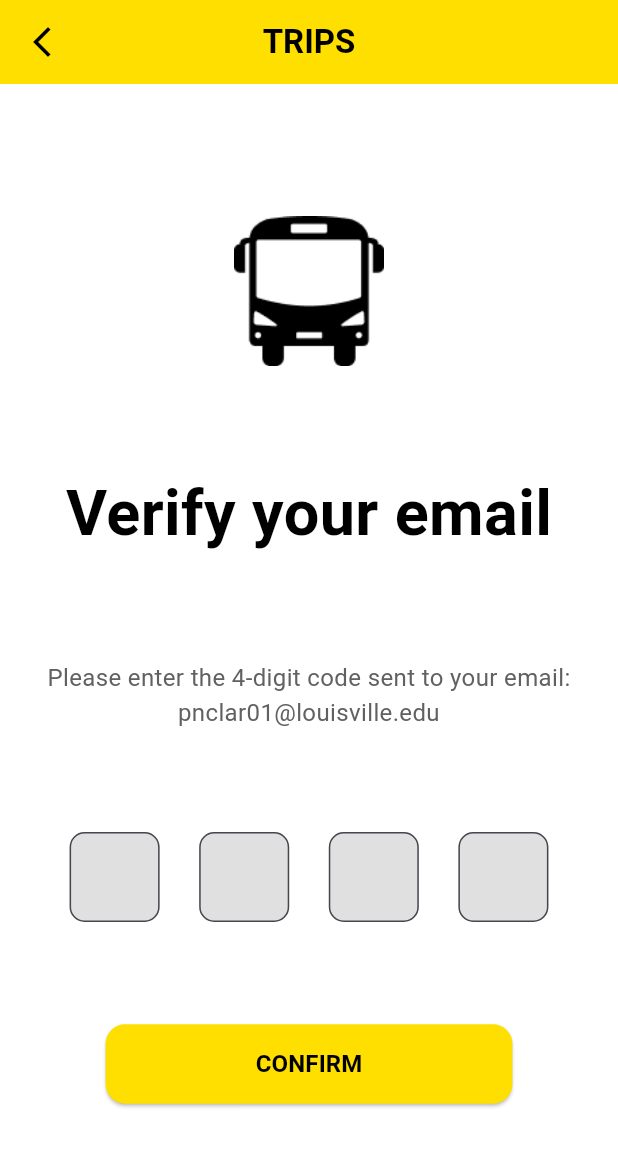
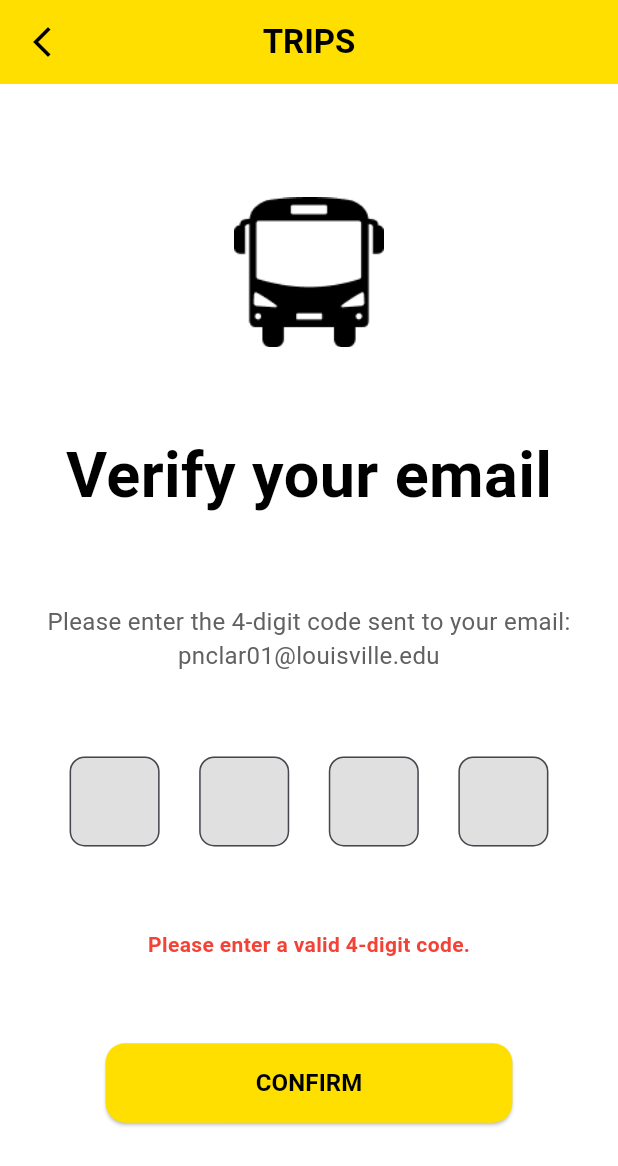
Before and after one commit to haythamEzzahir/PFE, a Flutter app: the EmailVerificationPage screen opened directly, after a tap on "CONFIRM", on a phone screen of 412 x 824 dp. Shown: the top 1166 px of the screen. Run offline on Flutter 3.47's test engine with Material 3 defaults, Android fonts, the phone set to English and light mode, and no system bars.

Commit message:
modification in virefy.dart and add view_buses.dart and list_buses.dart

```diff
--- a/bus_tracker/lib/pages/virefy.dart
+++ b/bus_tracker/lib/pages/virefy.dart
@@ -2,9 +2,29 @@
 
 import 'package:flutter/material.dart';
 import 'const.dart';
+import 'package:bus_tracker/pages/view_buses.dart';
 
-class EmailVerificationPage extends StatelessWidget {
+class EmailVerificationPage extends StatefulWidget {
   const EmailVerificationPage({super.key});
+
+  @override
+  _EmailVerificationPageState createState() => _EmailVerificationPageState();
+}
+
+class _EmailVerificationPageState extends State<EmailVerificationPage> {
+  final List<TextEditingController> controllers = List.generate(
+    4,
+    (index) => TextEditingController(),
+  );
+
+  // Error message visibility
+  String? errorMessage;
+
+  bool isValidCode() {
+    // Check if all the entered values are digits and the length is 4
+    String code = controllers.map((c) => c.text).join();
+    return code.length == 4 && code.contains(RegExp(r'^\d+$'));
+  }
 
   @override
   Widget build(BuildContext context) {
@@ -16,11 +36,6 @@ class EmailVerificationPage extends StatelessWidget {
   }
 
   Padding _buildBody(BuildContext context) {
-    final List<TextEditingController> controllers = List.generate(
-      4,
-      (index) => TextEditingController(),
-    );
-
     return Padding(
       padding: const EdgeInsets.all(20.0),
       child: Column(
@@ -89,19 +104,42 @@ class EmailVerificationPage extends StatelessWidget {
             }),
           ),
 
+          // Error message (if any)
+          if (errorMessage != null)
+            Text(
+              errorMessage!,
+              style: const TextStyle(
+                color: Colors.red,
+                fontSize: 14,
+                fontWeight: FontWeight.bold,
+              ),
+            ),
+
           ElevatedButton(
             onPressed: () {
-              // Combine all inputs
               String code = controllers.map((c) => c.text).join();
-              print("Verification code: $code");
+
+              if (!isValidCode()) {
+                setState(() {
+                  errorMessage = "Please enter a valid 4-digit code.";
+                });
+              } else {
+                setState(() {
+                  errorMessage = null; // Clear error if valid
+                });
+                print("Verification code: $code");
+                Navigator.push(
+                  context,
+                  MaterialPageRoute(builder: (context) => const ViewBuses()),
+                );
+              }
             },
             style: ElevatedButton.styleFrom(
               backgroundColor: AppColors.yellow,
               shape: RoundedRectangleBorder(
                 borderRadius: BorderRadius.circular(13),
               ),
-              padding:
-                  const EdgeInsets.symmetric(vertical: 15, horizontal: 100),
+              padding: const EdgeInsets.symmetric(vertical: 15, horizontal: 100),
             ),
             child: const Text(
               "CONFIRM",
```
Also changed, not shown: bus_tracker/lib/pages/list_buses.dart (added, +186 -0 lines), bus_tracker/lib/pages/view_buses.dart (added, +92 -0 lines).
